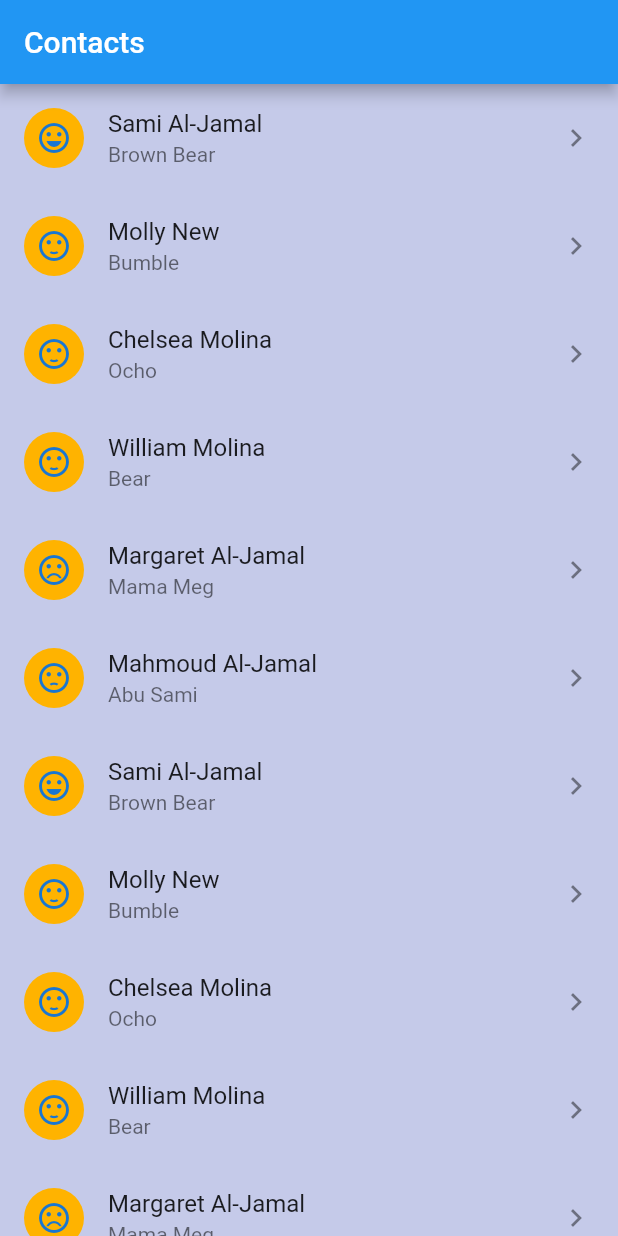
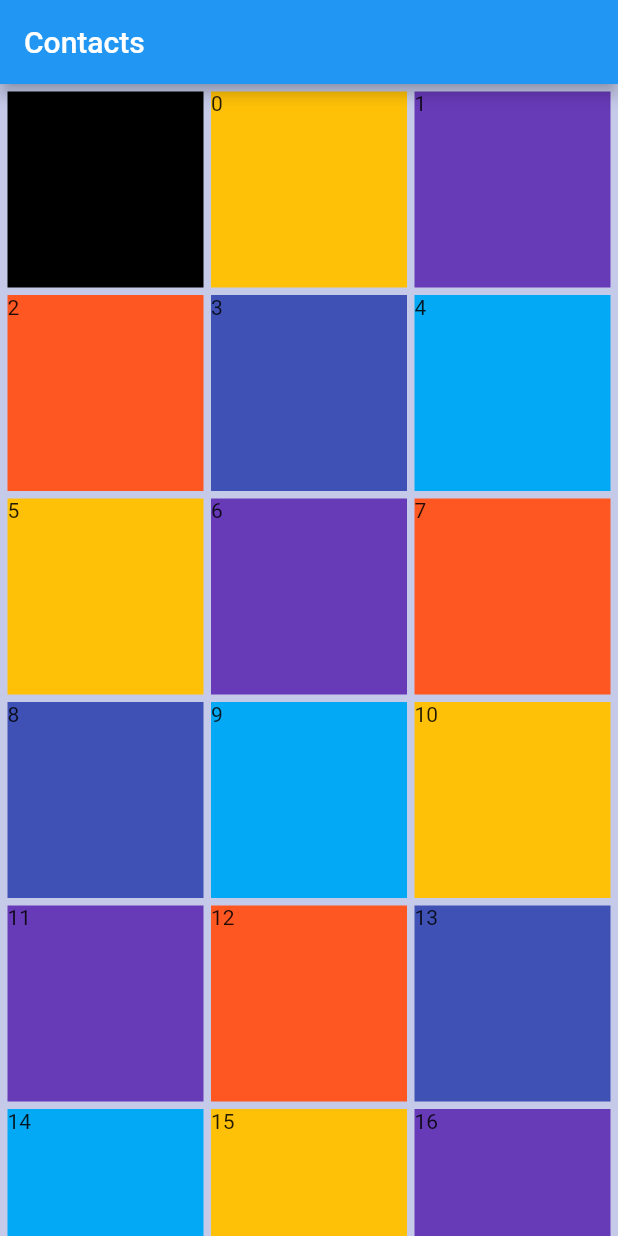
Before and after one commit to brettnew/rows_and_columns, a Flutter app: the screen it shows after launch, on a phone screen of 412 x 824 dp. Run offline on Flutter 3.47's test engine with Material 2 defaults, Android fonts, the phone set to English and light mode, and no system bars.

```diff
--- a/lib/main.dart
+++ b/lib/main.dart
@@ -24,11 +24,17 @@ class Home extends StatelessWidget {
     final sizeX = MediaQuery.of(context).size.width;
     final sizeY = MediaQuery.of(context).size.height;
     return Container(
-        width: sizeX,
-        height: sizeY,
-        child: ListView(
-          children: showContacts(),
-        ));
+      width: sizeX,
+      height: sizeY,
+      child: GridView.count(
+        scrollDirection: Axis.vertical,
+        crossAxisCount: 3,
+        children: createSquares(50),
+        mainAxisSpacing: 5.0,
+        crossAxisSpacing: 5.0,
+        padding: EdgeInsets.all(5.0),
+      ),
+    );
   }
 
   List<Widget> createSquares(int numSquares) {
```
